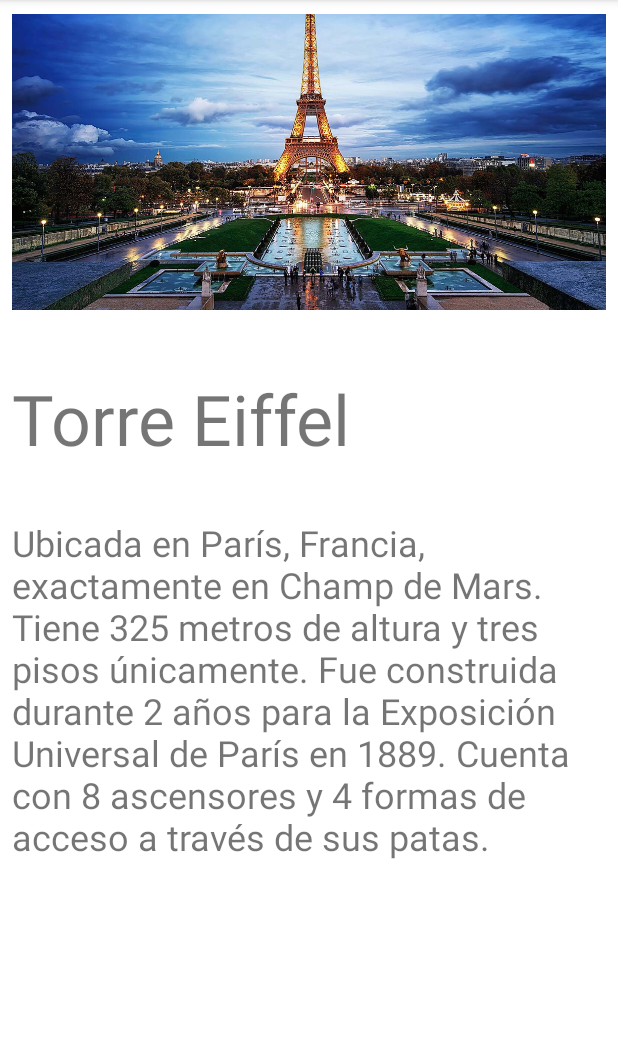
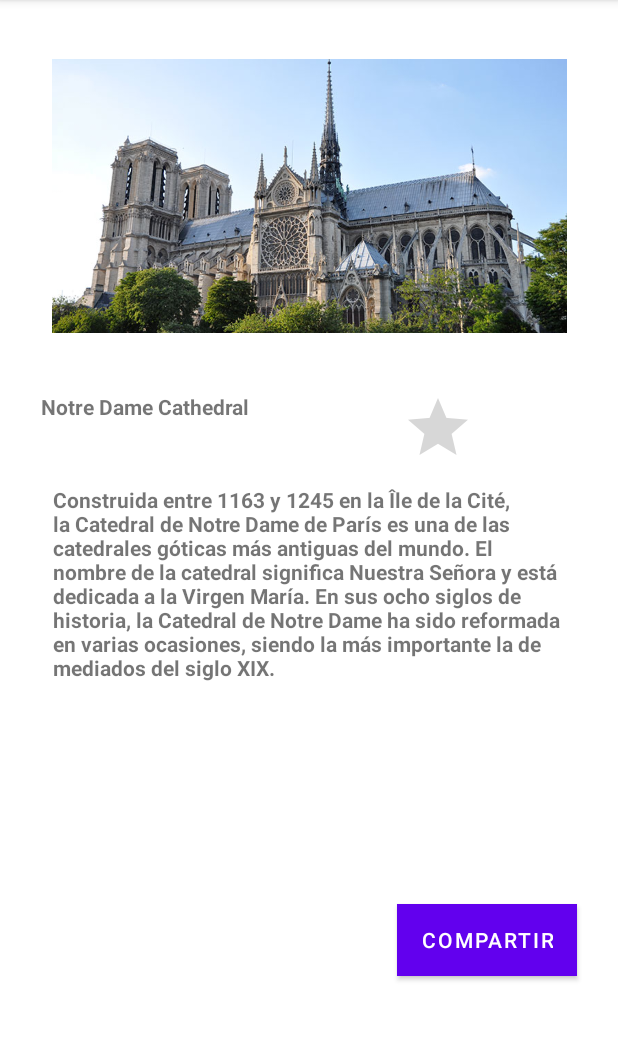
Before and after one commit to FelixDavid12/mobile-mision-tic-2022, an Android app: the screen it shows after launch (EiffelTowerActivity before the commit, NotreDameCathedralActivity after it), on a phone screen of 412 x 824 dp, the part 84-1125 px from its top. Run offline under Robolectric (Android 15) with nearby library versions, the phone set to English and light mode, and no system bars.

Commit message:
Auto stash before merge of "main" and "origin/main"
My first Commit Notre Dame Cathedral

```diff
--- a/app/build.gradle
+++ b/app/build.gradle
@@ -37,7 +37,8 @@ dependencies {
     implementation 'androidx.appcompat:appcompat:1.3.1'
     implementation 'com.google.android.material:material:1.4.0'
     implementation 'androidx.constraintlayout:constraintlayout:2.1.0'
+    implementation 'com.google.android.gms:play-services-maps:17.0.1'
     testImplementation 'junit:junit:4.13.2'
-    androidTestImplementation 'androidx.test.ext:junit:1.1.3'
-    androidTestImplementation 'androidx.test.espresso:espresso-core:3.4.0'
+
+
 }
--- a/app/src/main/AndroidManifest.xml
+++ b/app/src/main/AndroidManifest.xml
@@ -14,10 +14,13 @@
             android:name=".PontDesArtsActivity"
             android:exported="true" />
         <activity
+            android:name=".EiffelTowerActivity"
+            android:exported="true" />
+        <activity
             android:name=".PalaceOfVersaillesActivity"
             android:exported="true" />
         <activity
-            android:name=".EiffelTowerActivity"
+            android:name=".NotreDameCathedralActivity"
             android:exported="true">
             <intent-filter>
                 <action android:name="android.intent.action.MAIN" />
--- /dev/null
+++ b/app/src/main/java/com/lospythones/mobilemisiontic2022/NotreDameCathedralActivity.kt
@@ -0,0 +1,11 @@
+package com.lospythones.mobilemisiontic2022
+
+import androidx.appcompat.app.AppCompatActivity
+import android.os.Bundle
+
+class NotreDameCathedralActivity : AppCompatActivity() {
+    override fun onCreate(savedInstanceState: Bundle?) {
+        super.onCreate(savedInstanceState)
+        setContentView(R.layout.activitynotre_dame_cathedral)
+    }
+}
--- /dev/null
+++ b/app/src/main/res/layout/activitynotre_dame_cathedral.xml
@@ -0,0 +1,73 @@
+<?xml version="1.0" encoding="utf-8"?>
+<androidx.constraintlayout.widget.ConstraintLayout xmlns:android="http://schemas.android.com/apk/res/android"
+    xmlns:app="http://schemas.android.com/apk/res-auto"
+    xmlns:tools="http://schemas.android.com/tools"
+    android:layout_width="match_parent"
+    android:layout_height="match_parent"
+    android:backgroundTint="#C34A4A"
+    android:scrollbars="vertical"
+    tools:context=".NotreDameCathedralActivity">
+
+    <RatingBar
+        android:id="@+id/ratingBar"
+        android:layout_width="48dp"
+        android:layout_height="62dp"
+        android:layout_marginStart="30dp"
+        android:numStars="1"
+        android:rating="0"
+        app:layout_constraintEnd_toEndOf="parent"
+        app:layout_constraintHorizontal_bias="0.1"
+        app:layout_constraintStart_toEndOf="@+id/editTextTextPersonName"
+        app:layout_constraintTop_toBottomOf="@+id/imageView2"
+        tools:ignore="MissingConstraints,SpeakableTextPresentCheck" />
+
+    <ImageView
+        android:id="@+id/imageView2"
+        android:layout_width="343dp"
+        android:layout_height="261dp"
+        android:contentDescription="@string/cathedral_description"
+        app:layout_constraintEnd_toEndOf="parent"
+        app:layout_constraintStart_toStartOf="parent"
+        app:srcCompat="@drawable/ver"
+        tools:ignore="MissingConstraints"
+        tools:layout_editor_absoluteY="64dp" />
+
+    <Button
+        android:id="@+id/button"
+        android:layout_width="wrap_content"
+        android:layout_height="wrap_content"
+        android:background="#3F51B5"
+        android:text="@string/Botton"
+        app:layout_constraintBottom_toBottomOf="parent"
+        app:layout_constraintEnd_toEndOf="parent"
+        app:layout_constraintHorizontal_bias="0.907"
+        app:layout_constraintStart_toStartOf="parent"
+        app:layout_constraintTop_toBottomOf="@+id/multiAutoCompleteTextView"
+        app:layout_constraintVertical_bias="0.209"
+        tools:ignore="MissingConstraints" />
+
+    <TextView
+        android:id="@+id/editTextTextPersonName"
+        android:layout_width="200dp"
+        android:layout_height="62dp"
+        android:ems="10"
+        android:text="@string/place"
+        android:textStyle="bold"
+        app:layout_constraintEnd_toEndOf="parent"
+        app:layout_constraintHorizontal_bias="0.129"
+        app:layout_constraintStart_toStartOf="parent"
+        app:layout_constraintTop_toBottomOf="@+id/imageView2"
+        tools:ignore="MissingConstraints" />
+
+    <TextView
+        android:id="@+id/multiAutoCompleteTextView"
+        android:layout_width="342dp"
+        android:layout_height="248dp"
+        android:text="@string/description"
+        android:textStyle="bold"
+        app:layout_constraintEnd_toEndOf="parent"
+        app:layout_constraintStart_toStartOf="parent"
+        app:layout_constraintTop_toBottomOf="@+id/editTextTextPersonName"
+        tools:ignore="MissingConstraints" />
+
+</androidx.constraintlayout.widget.ConstraintLayout>
--- a/app/src/main/res/values/strings.xml
+++ b/app/src/main/res/values/strings.xml
@@ -21,5 +21,9 @@
     <string name="pont_des_arts_title">Puente de las Artes</string>
     <string name="pont_des_arts_description">Es un puente que atraviesa el río Sena en el centro de París. Conecta el Quai Malaquais y el Quai Conti a la altura del Instituto de Francia, en el distrito VI, con el Quai François-Mitterrand y el Quai du Louvre a la altura del Cour Carrée del Palacio del Louvre</string>
     <string name="como_llegar">¿Cómo llegar?</string>
-    <string name="btn_text">Ubicar</string>
+    <string name="place">Notre Dame Cathedral</string>
+    <string name="description">Construida entre 1163 y 1245 en la Île de la Cité, la Catedral de Notre Dame de París es una de las catedrales góticas más antiguas del mundo. El nombre de la catedral significa Nuestra Señora y está dedicada a la Virgen María.
+        En sus ocho siglos de historia, la Catedral de Notre Dame ha sido reformada en varias ocasiones, siendo la más importante la de mediados del siglo XIX.</string>
+    <string name="Botton">Compartir</string>
+    <string name="cathedral_description">vista frontal</string>
 </resources>
--- a/build.gradle
+++ b/build.gradle
@@ -5,7 +5,7 @@ buildscript {
         mavenCentral()
     }
     dependencies {
-        classpath "com.android.tools.build:gradle:7.0.1"
+        classpath 'com.android.tools.build:gradle:7.0.2'
         classpath "org.jetbrains.kotlin:kotlin-gradle-plugin:1.5.30"
 
         // NOTE: Do not place your application dependencies here; they belong
```
Also changed, not shown: app/src/main/res/drawable/ver.jpg (added).
